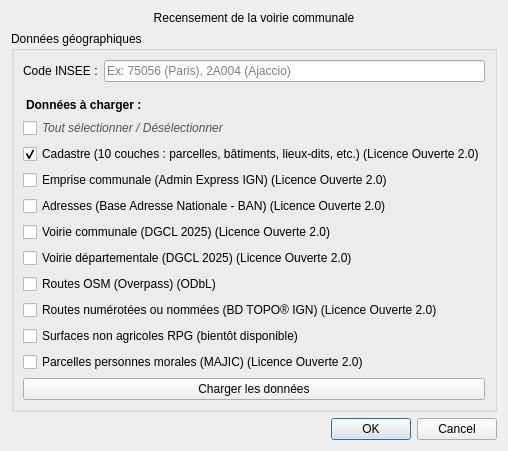
Qt form chemins_ruraux_dialog_base.ui (Cliath/voirie_communale) before a commit.
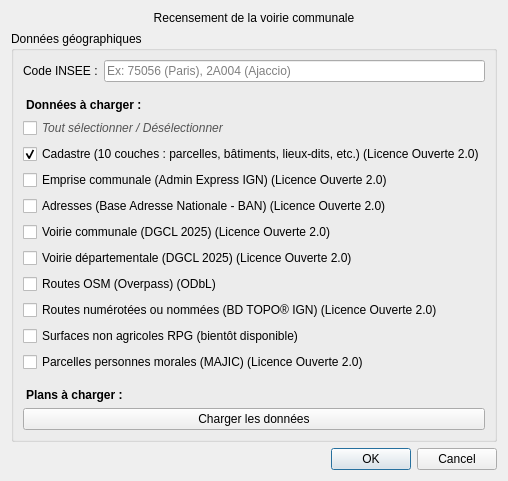
The same form after that commit.

```diff
--- a/chemins_ruraux_dialog_base.ui
+++ b/chemins_ruraux_dialog_base.ui
@@ -7,7 +7,7 @@
       <x>0</x>
       <y>0</y>
       <width>400</width>
-      <height>320</height>
+      <height>380</height>
      </rect>
     </property>
   <property name="windowTitle">
@@ -161,6 +161,16 @@
       </property>
      </widget>
     </item>
+      <item>
+       <widget class="QLabel" name="labelChoixPlans">
+        <property name="text">
+         <string>Plans à charger :</string>
+        </property>
+        <property name="styleSheet">
+         <string>font-weight: bold; margin-top: 10px;</string>
+        </property>
+       </widget>
+      </item>
       <item>
        <widget class="QPushButton" name="btnLoadCadastre">
         <property name="text">
```
